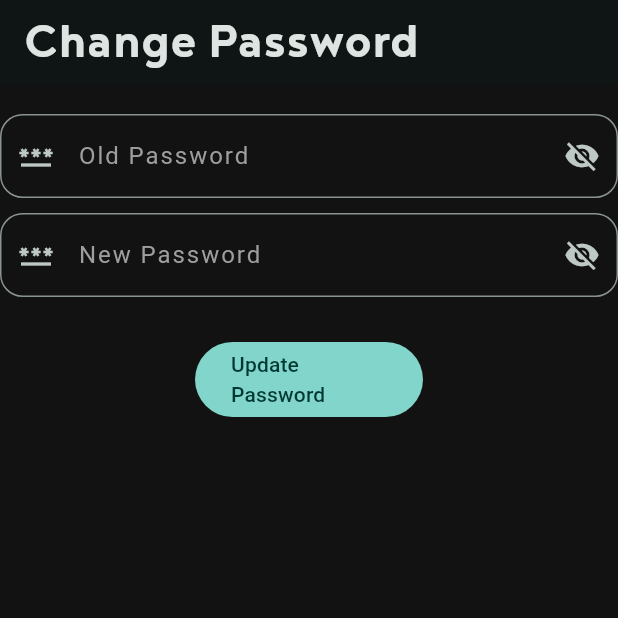
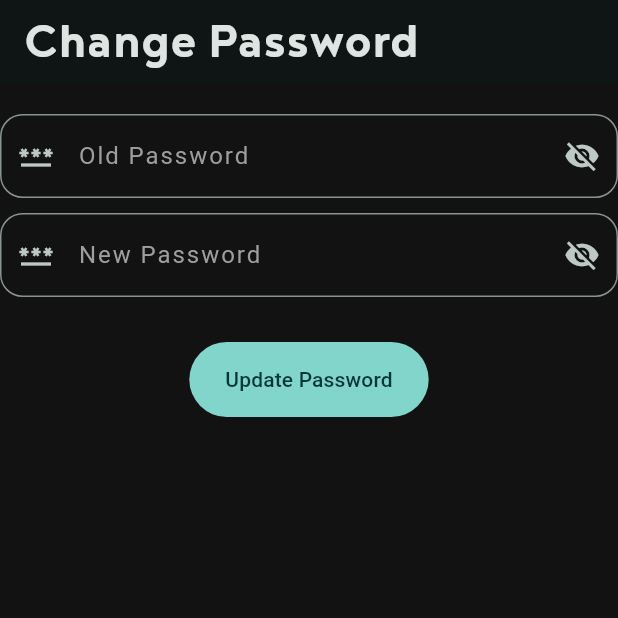
Before and after one commit to Abhigyan103/Clickboard, a Flutter app: the ChangePassword screen opened by its route, on a phone screen of 412 x 824 dp, the top half of it. Run offline on Flutter 3.47's test engine with Material 3 defaults, Android fonts, the light colour scheme and no system bars; our stand-ins replace carousel_slider, cloud_firestore, firebase_auth, firebase_core, firebase_messaging, firebase_storage and 12 more; accounts and stored records are empty; generated files the repository leaves out were written again; statements that could not run were skipped.

Commit message:
Removed button width

```diff
--- a/lib/src/core/common_widgets/large_button.dart
+++ b/lib/src/core/common_widgets/large_button.dart
@@ -12,7 +12,7 @@ class MainButton extends StatelessWidget {
   @override
   Widget build(BuildContext context) {
     return SizedBox(
-        width: 152,
+        // width: 152,
         height: 50,
         child: FilledButton(onPressed: onPressed, child: child));
   }
```
